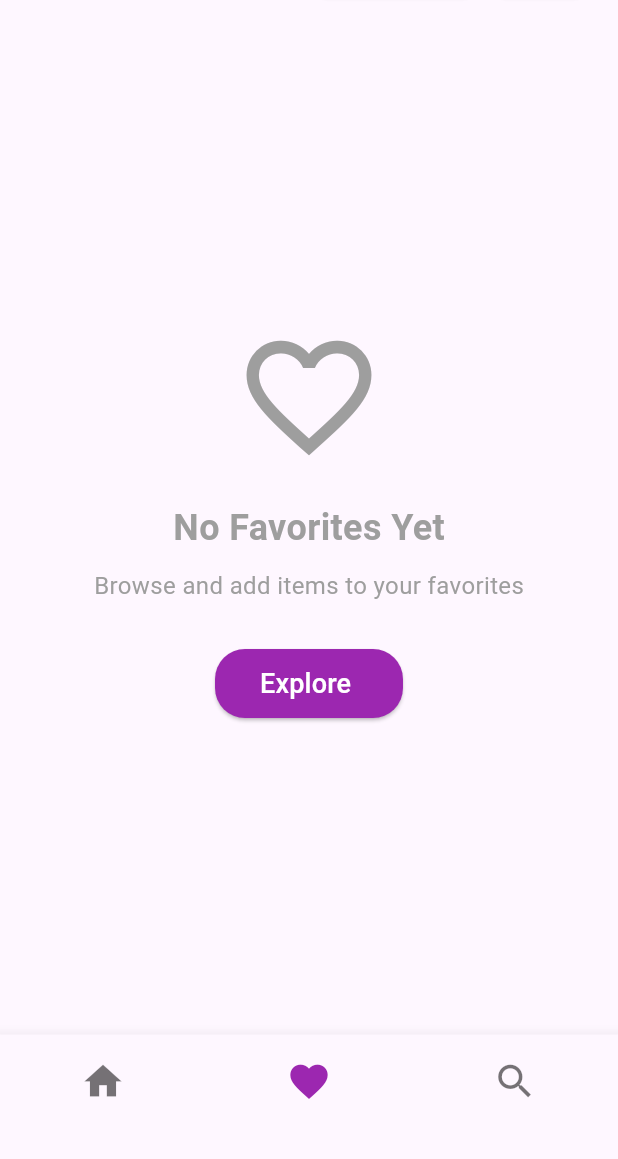
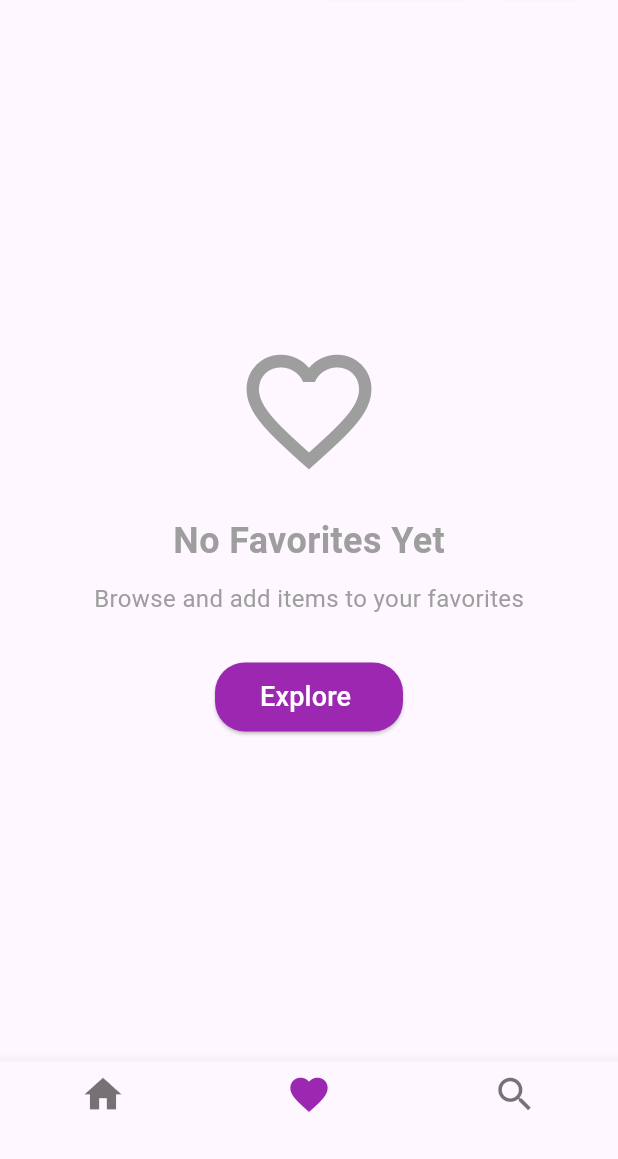
Before and after one commit to Alvinlo221110546/tugas-projek-Quizz, a Flutter app: the Favourite screen opened directly, on a phone screen of 412 x 824 dp, the part 77-1236 px from its top. Run offline on Flutter 3.47's test engine with Material 3 defaults, Android fonts, the phone set to English and light mode, and no system bars; our stand-ins replace animated_text_kit, cached_network_image, camera, carousel_slider, font_awesome_flutter, image_picker and 2 more.

Commit message:
Favourite Bottom Navigation Bar Function Changed

```diff
--- a/lib/page/favourite.dart
+++ b/lib/page/favourite.dart
@@ -21,10 +21,13 @@ class Favourite extends StatefulWidget {
 class _FavouriteState extends State<Favourite> {
   int _selectedIndex = 1;
 
+  final DataNavigate = [MainMenu(), Favourite(), CourseAndQuiz()];
+
   void _onItemTapped(int index) {
-    setState(() {
-      _selectedIndex = index;
-    });
+    _selectedIndex = index;
+    Navigator.push(
+        context, MaterialPageRoute(builder: (context) => DataNavigate[index]));
+    setState(() {});
   }
 
   @override
@@ -183,44 +186,29 @@ class _FavouriteState extends State<Favourite> {
         items: <BottomNavigationBarItem>[
           BottomNavigationBarItem(
             icon: Tooltip(
-              message: 'Home',
-              child: IconButton(
-                icon: Icon(Icons.home),
-                iconSize: 30,
-                onPressed: () {
-                  Navigator.push(context,
-                      MaterialPageRoute(builder: (context) => MainMenu()));
-                },
-              ),
-            ),
+                message: 'Home',
+                child: Icon(
+                  Icons.home,
+                  size: 30,
+                )),
             label: '',
           ),
           BottomNavigationBarItem(
             icon: Tooltip(
-              message: 'Favorite',
-              child: IconButton(
-                icon: Icon(Icons.favorite),
-                iconSize: 30,
-                onPressed: () {
-                  Navigator.push(context,
-                      MaterialPageRoute(builder: (context) => Favourite()));
-                },
-              ),
-            ),
+                message: 'Favorite',
+                child: Icon(
+                  Icons.favorite,
+                  size: 30,
+                )),
             label: '',
           ),
           BottomNavigationBarItem(
             icon: Tooltip(
-              message: 'Search',
-              child: IconButton(
-                icon: Icon(Icons.search),
-                iconSize: 30,
-                onPressed: () {
-                  Navigator.pushReplacement(context,
-                      MaterialPageRoute(builder: (context) => CourseAndQuiz()));
-                },
-              ),
-            ),
+                message: 'Search',
+                child: Icon(
+                  Icons.search,
+                  size: 30,
+                )),
             label: '',
           ),
         ],
```
